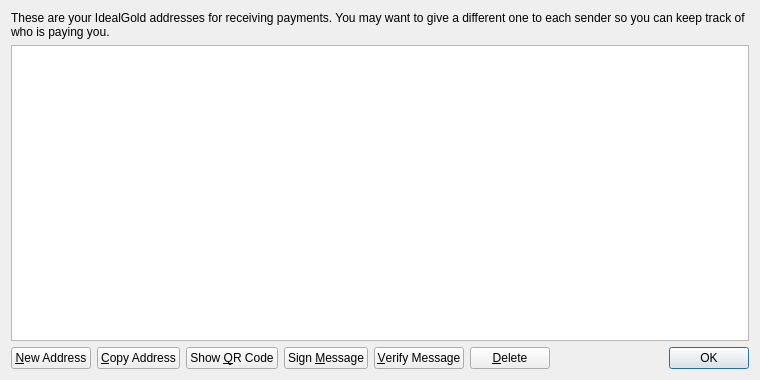
This is src/qt/forms/addressbookpage.ui in IDealCash-Community-Project/IdealGold-DEALT as Qt 5 draws it before an edit. The edited form follows.
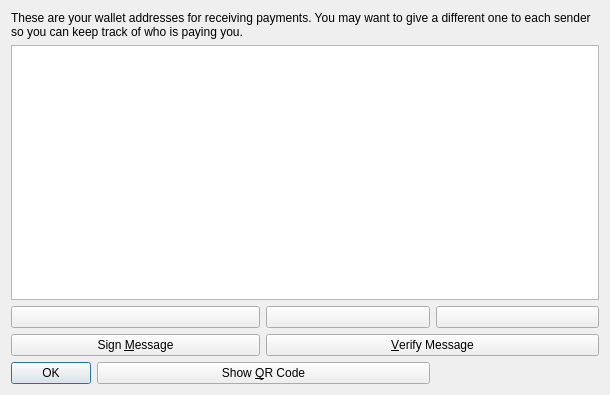
This is the edited form. Icons and pictures are not drawn.

The edit to the form file:
```diff
--- a/src/qt/forms/addressbookpage.ui
+++ b/src/qt/forms/addressbookpage.ui
@@ -6,18 +6,18 @@
    <rect>
     <x>0</x>
     <y>0</y>
-    <width>760</width>
-    <height>380</height>
+    <width>610</width>
+    <height>395</height>
    </rect>
   </property>
   <property name="windowTitle">
    <string>Address Book</string>
   </property>
-  <layout class="QVBoxLayout" name="verticalLayout">
-   <item>
+  <layout class="QGridLayout" name="gridLayout">
+   <item row="0" column="0" colspan="4">
     <widget class="QLabel" name="labelExplanation">
      <property name="text">
-      <string>These are your IdealGold addresses for receiving payments. You may want to give a different one to each sender so you can keep track of who is paying you.</string>
+      <string>These are your wallet addresses for receiving payments. You may want to give a different one to each sender so you can keep track of who is paying you.</string>
      </property>
      <property name="textFormat">
       <enum>Qt::PlainText</enum>
@@ -27,14 +27,28 @@
      </property>
     </widget>
    </item>
-   <item>
+   <item row="1" column="0" colspan="4">
     <widget class="QTableView" name="tableView">
+     <property name="font">
+      <font>
+       <pointsize>9</pointsize>
+      </font>
+     </property>
      <property name="contextMenuPolicy">
       <enum>Qt::CustomContextMenu</enum>
      </property>
      <property name="toolTip">
       <string>Double-click to edit address or label</string>
      </property>
+     <property name="verticalScrollBarPolicy">
+      <enum>Qt::ScrollBarAsNeeded</enum>
+     </property>
+     <property name="horizontalScrollBarPolicy">
+      <enum>Qt::ScrollBarAsNeeded</enum>
+     </property>
+     <property name="sizeAdjustPolicy">
+      <enum>QAbstractScrollArea::AdjustIgnored</enum>
+     </property>
      <property name="tabKeyNavigation">
       <bool>false</bool>
      </property>
@@ -55,15 +69,13 @@
      </attribute>
     </widget>
    </item>
-   <item>
-    <layout class="QHBoxLayout" name="horizontalLayout">
-     <item>
+   <item row="2" column="0" colspan="2">
       <widget class="QPushButton" name="newAddressButton">
        <property name="toolTip">
         <string>Create a new address</string>
        </property>
        <property name="text">
-        <string>&amp;New Address</string>
+      <string/>
        </property>
        <property name="icon">
         <iconset resource="../bitcoin.qrc">
@@ -71,13 +83,13 @@
        </property>
       </widget>
      </item>
-     <item>
+   <item row="2" column="2">
       <widget class="QPushButton" name="copyToClipboard">
        <property name="toolTip">
         <string>Copy the currently selected address to the system clipboard</string>
        </property>
        <property name="text">
-        <string>&amp;Copy Address</string>
+      <string/>
        </property>
        <property name="icon">
         <iconset resource="../bitcoin.qrc">
@@ -85,10 +97,13 @@
        </property>
       </widget>
      </item>
-     <item>
-      <widget class="QPushButton" name="showQRCode">
+   <item row="2" column="3">
+    <widget class="QPushButton" name="deleteButton">
+     <property name="toolTip">
+      <string>Delete the currently selected address from the list</string>
+     </property>
        <property name="text">
-        <string>Show &amp;QR Code</string>
+      <string/>
        </property>
        <property name="icon">
         <iconset resource="../bitcoin.qrc">
@@ -96,7 +111,7 @@
        </property>
       </widget>
      </item>
-     <item>
+   <item row="3" column="0" colspan="2">
       <widget class="QPushButton" name="signMessage">
        <property name="toolTip">
         <string>Sign a message to prove you own a IdealGold address</string>
@@ -110,7 +125,7 @@
        </property>
       </widget>
      </item>
-     <item>
+   <item row="3" column="2" colspan="2">
       <widget class="QPushButton" name="verifyMessage">
        <property name="toolTip">
         <string>Verify a message to ensure it was signed with a specified IdealGold address</string>
@@ -124,34 +139,7 @@
        </property>
       </widget>
      </item>
-     <item>
-      <widget class="QPushButton" name="deleteButton">
-       <property name="toolTip">
-        <string>Delete the currently selected address from the list</string>
-       </property>
-       <property name="text">
-        <string>&amp;Delete</string>
-       </property>
-       <property name="icon">
-        <iconset resource="../bitcoin.qrc">
-         <normaloff>:/icons/remove</normaloff>:/icons/remove</iconset>
-       </property>
-      </widget>
-     </item>
-     <item>
-      <spacer name="horizontalSpacer">
-       <property name="orientation">
-        <enum>Qt::Horizontal</enum>
-       </property>
-       <property name="sizeHint" stdset="0">
-        <size>
-         <width>40</width>
-         <height>20</height>
-        </size>
-       </property>
-      </spacer>
-     </item>
-     <item>
+   <item row="4" column="0">
       <widget class="QDialogButtonBox" name="buttonBox">
        <property name="sizePolicy">
         <sizepolicy hsizetype="Maximum" vsizetype="Fixed">
@@ -164,7 +152,19 @@
        </property>
       </widget>
      </item>
-    </layout>
+   <item row="4" column="1" colspan="2">
+    <widget class="QPushButton" name="showQRCode">
+     <property name="text">
+      <string>Show &amp;QR Code</string>
+     </property>
+     <property name="icon">
+      <iconset resource="../bitcoin.qrc">
+       <normaloff>:/icons/qrcode</normaloff>:/icons/qrcode</iconset>
+     </property>
+    </widget>
+   </item>
+   <item row="5" column="0" colspan="4">
+    <layout class="QHBoxLayout" name="horizontalLayout"/>
    </item>
   </layout>
  </widget>
```
Left out of the diff: 6 changed lines with no effect on the pictures. Lines whose indentation alone changed are shown as unchanged.
